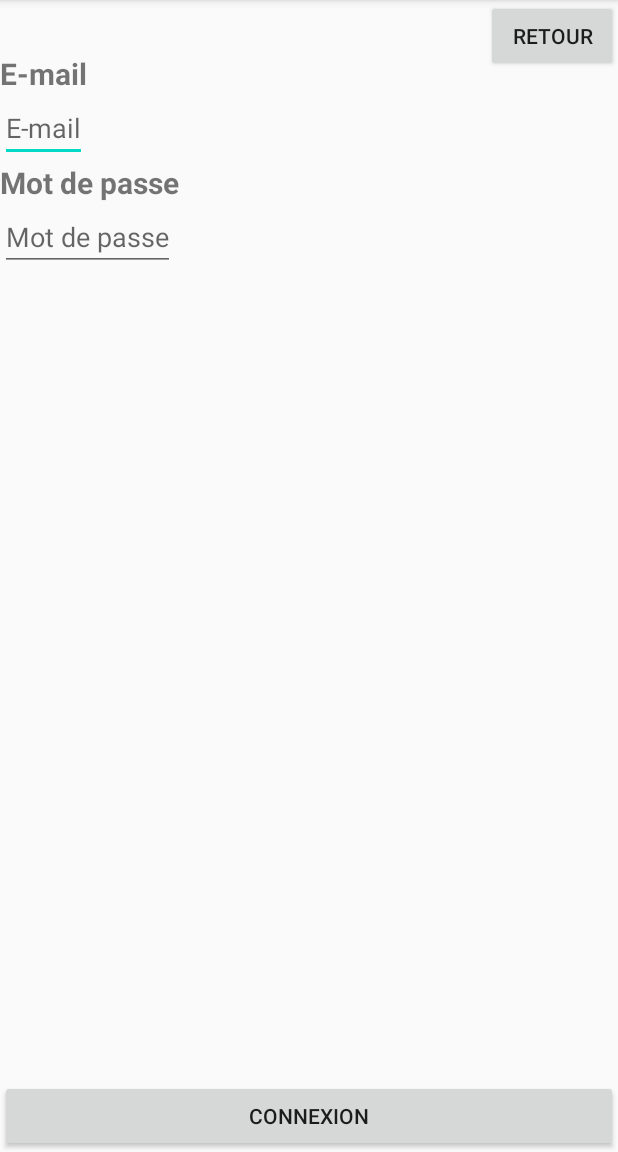
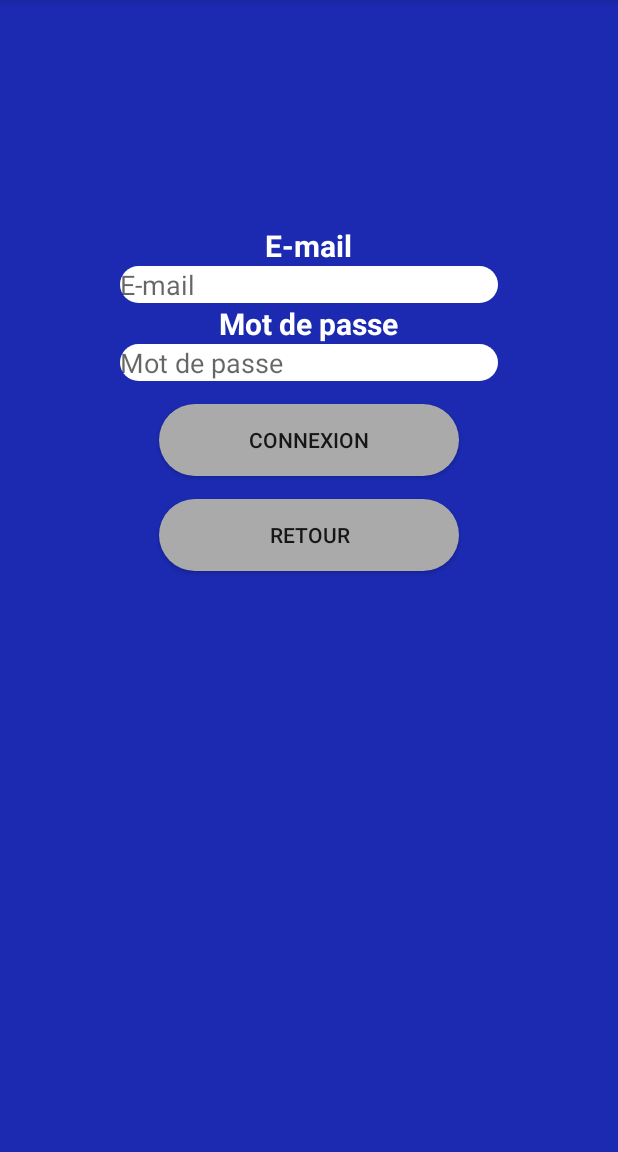
Before and after one commit to NamuroisThomas/Projet-d-Integration, an Android app: the ConnexionActivity screen opened directly, with no data from a screen before it, on a phone screen of 412 x 824 dp, the part 84-1236 px from its top. Run offline under Robolectric (Android 15) with nearby library versions, the phone set to English and light mode, and no system bars.

Commit message:
Mise à jour Gui
Mise à jours de la GUI Accueil e

```diff
--- a/applicationMobile/app/src/main/res/layout/connexion_screen.xml
+++ b/applicationMobile/app/src/main/res/layout/connexion_screen.xml
@@ -1,60 +1,74 @@
 <?xml version="1.0" encoding="utf-8"?>
 <RelativeLayout
     xmlns:android="http://schemas.android.com/apk/res/android"
+    xmlns:tools="http://schemas.android.com/tools"
     android:layout_width="match_parent"
     android:layout_height="match_parent"
+    android:background="#1B2AB1"
     >
     <TextView
         android:id="@+id/connexionMailTexte"
         android:layout_width="wrap_content"
         android:layout_height="wrap_content"
+        android:layout_centerHorizontal="true"
         android:text="@string/mail"
         android:textStyle="bold"
         android:textSize="20sp"
-        android:layout_marginTop="35dip"
+        android:textColor="#ffffff"
+        android:layout_marginTop="150dip"
         />
     <EditText
         android:id="@+id/connexionMailEdit"
-        android:layout_width="wrap_content"
+        android:layout_width="252dp"
         android:layout_height="wrap_content"
+        android:layout_centerHorizontal="true"
         android:hint="@string/mail"
         android:inputType="textWebEmailAddress"
         android:layout_below="@id/connexionMailTexte"
-        />
+        android:background="@drawable/backgroundtext"
+        android:autofillHints="" />
     <TextView
         android:id="@+id/connexionPSWTexte"
         android:layout_width="wrap_content"
         android:layout_height="wrap_content"
+        android:layout_centerHorizontal="true"
         android:text="@string/password"
         android:textStyle="bold"
         android:textSize="20sp"
+        android:textColor="#ffffff"
         android:layout_below="@id/connexionMailEdit"
         />
     <EditText
         android:id="@+id/connexionPSWEdit"
-        android:layout_width="wrap_content"
+        android:layout_width="252dp"
         android:layout_height="wrap_content"
+        android:layout_centerHorizontal="true"
         android:hint="@string/password"
         android:inputType="textPassword"
         android:layout_below="@id/connexionPSWTexte"
-        />
+        android:background="@drawable/backgroundtext"
+        android:autofillHints="" />
     <Button
         android:id="@+id/connexion"
-        android:layout_width="fill_parent"
+        android:layout_width="200dp"
         android:layout_height="wrap_content"
-        android:layout_alignParentBottom="true"
-        android:layout_marginBottom="0dp"
+        android:layout_centerHorizontal="true"
+        android:layout_below="@id/connexionPSWEdit"
+        android:background="@drawable/backgroundbouton"
+        android:layout_marginTop="15dip"
         android:text="@string/connexion"
         android:onClick="goHome"
         />
 
     <Button
         android:id="@+id/deconnexion"
-        android:layout_width="wrap_content"
+        android:layout_width="200dp"
         android:layout_height="wrap_content"
-        android:layout_alignParentEnd="true"
-        android:layout_alignParentRight="true"
+        android:layout_centerHorizontal="true"
+        android:layout_below="@id/connexion"
+        android:background="@drawable/backgroundbouton"
+        android:layout_marginTop="15dip"
         android:text="@string/retour"
         android:onClick="back"
-        />
+        tools:ignore="RelativeOverlap" />
 </RelativeLayout>
```
Also changed, not shown: applicationMobile/app/src/main/res/layout/acceuil.xml (+8 -5 lines), applicationMobile/app/src/main/res/layout/inscription_screen.xml (+7 -2 lines).
